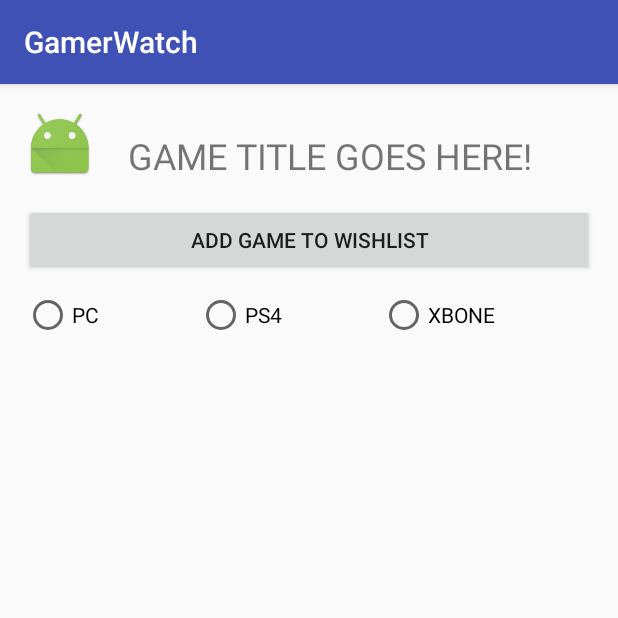
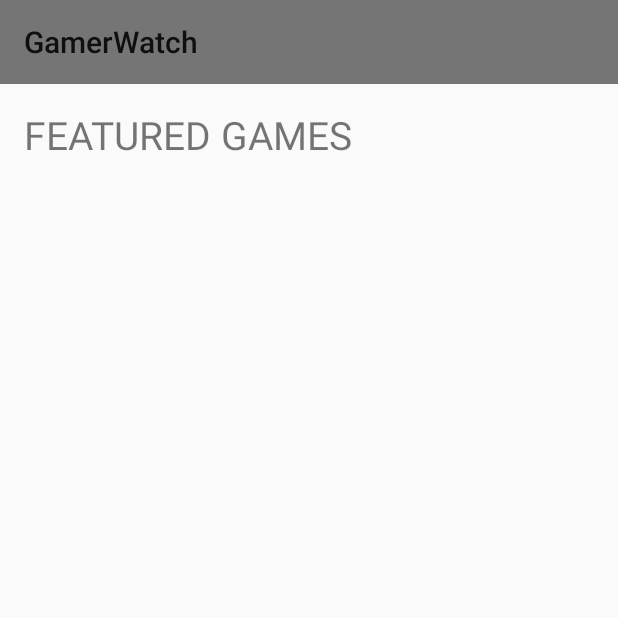
Before and after one commit to BryanTai/GamerWatch, an Android app: the screen it shows after launch (MainActivity), on a phone screen of 412 x 824 dp, the top half of it. Run offline under Robolectric (Android 15) with nearby library versions, the phone set to English and light mode, and no system bars.

Commit message:
Added toolbar to landing page

```diff
--- a/app/build.gradle
+++ b/app/build.gradle
@@ -2,7 +2,7 @@ apply plugin: 'com.android.application'
 
 android {
     compileSdkVersion 23
-    buildToolsVersion "23.0.1"
+    buildToolsVersion '23.0.2'
     defaultConfig {
         applicationId 'com.parallelfalchion.gamerwatch'
         minSdkVersion 15
@@ -32,6 +32,5 @@ dependencies {
     compile 'com.google.firebase:firebase-database:9.6.0'
     compile 'com.google.firebase:firebase-storage:9.6.0'
     compile 'com.google.firebase:firebase-core:9.6.0'
-
 }
 apply plugin: 'com.google.gms.google-services'
--- a/app/src/main/AndroidManifest.xml
+++ b/app/src/main/AndroidManifest.xml
@@ -7,7 +7,7 @@
         android:icon="@mipmap/ic_launcher"
         android:label="@string/app_name"
         android:supportsRtl="true"
-        android:theme="@style/AppTheme">
+        android:theme="@style/Theme.AppCompat.Light.NoActionBar">
         <activity android:name="com.parallelfalchion.gamerwatch.controllers.MainActivity">
             <intent-filter>
                 <action android:name="android.intent.action.MAIN" />
@@ -15,6 +15,10 @@
                 <category android:name="android.intent.category.LAUNCHER" />
             </intent-filter>
         </activity>
+        <activity android:name="com.parallelfalchion.gamerwatch.controllers.SingleGameActivity">
+
+        </activity>
+
     </application>
 
 </manifest>
--- a/app/src/main/java/com/parallelfalchion/gamerwatch/controllers/MainActivity.java
+++ b/app/src/main/java/com/parallelfalchion/gamerwatch/controllers/MainActivity.java
@@ -1,17 +1,30 @@
 package com.parallelfalchion.gamerwatch.controllers;
 
+
+import android.os.Bundle;
 import android.support.v7.app.AppCompatActivity;
-import android.os.Bundle;
+import android.support.v7.widget.Toolbar;
+import android.widget.ListView;
 
 import com.parallelfalchion.gamerwatch.R;
 
 public class MainActivity extends AppCompatActivity {
 
+    ListView featuredGames;
+
     @Override
     protected void onCreate(Bundle savedInstanceState) {
         super.onCreate(savedInstanceState);
+        setContentView(R.layout.landing_page);
 
-        //TODO This should be R.layout.landing_page.xml
-        setContentView(R.layout.single_game);
+        Toolbar myToolbar = (Toolbar) findViewById(R.id.main_toolbar);
+        setSupportActionBar(myToolbar);
+
+        populateFeaturedGames();
+    }
+
+    private void populateFeaturedGames() {
+        featuredGames = (ListView) findViewById(R.id.featuredList);
+
     }
 }
--- a/app/src/main/res/layout/landing_page.xml
+++ b/app/src/main/res/layout/landing_page.xml
@@ -1,18 +1,50 @@
 <?xml version="1.0" encoding="utf-8"?>
 <RelativeLayout xmlns:android="http://schemas.android.com/apk/res/android"
     xmlns:tools="http://schemas.android.com/tools"
+    xmlns:app="http://schemas.android.com/apk/res-auto"
     android:id="@+id/activity_main"
     android:layout_width="match_parent"
     android:layout_height="match_parent"
     android:paddingBottom="@dimen/activity_vertical_margin"
-    android:paddingLeft="@dimen/activity_horizontal_margin"
-    android:paddingRight="@dimen/activity_horizontal_margin"
-    android:paddingTop="@dimen/activity_vertical_margin"
     tools:context="com.parallelfalchion.gamerwatch.controllers.MainActivity">
 
-    <TextView
-        android:layout_width="wrap_content"
-        android:layout_height="wrap_content"
-        android:text="Hello World!" />
+    <android.support.v7.widget.Toolbar
+        android:layout_width="match_parent"
+        android:layout_height="?attr/actionBarSize"
+        android:background="?attr/colorPrimaryDark"
+        android:theme="@style/ThemeOverlay.AppCompat.ActionBar"
+        app:popupTheme="@style/ThemeOverlay.AppCompat.Light"
+        android:id="@+id/main_toolbar"
+        android:layout_alignParentTop="true"/>
+
+
+    <RelativeLayout
+        android:layout_width="match_parent"
+        android:layout_height="match_parent"
+        android:paddingTop="@dimen/activity_vertical_margin"
+        android:paddingLeft="@dimen/activity_horizontal_margin"
+        android:paddingRight="@dimen/activity_horizontal_margin"
+        android:layout_below="@+id/main_toolbar">
+
+        <TextView
+            android:layout_width="wrap_content"
+            android:layout_height="wrap_content"
+            android:textAllCaps="true"
+            android:text="@string/featured_games"
+            android:textSize="26dp"
+            android:id="@+id/textView"
+            />
+
+        <ListView
+            android:layout_width="match_parent"
+            android:layout_height="match_parent"
+            android:layout_below="@+id/textView"
+            android:layout_centerHorizontal="true"
+            android:layout_marginTop="20dp"
+            android:id="@+id/featuredList"/>
+    </RelativeLayout>
+
+
+
 
 </RelativeLayout>
--- a/app/src/main/res/values/strings.xml
+++ b/app/src/main/res/values/strings.xml
@@ -5,4 +5,5 @@
     <string name="pc">PC</string>
     <string name="ps4">PS4</string>
     <string name="xbox1">XBONE</string>
+    <string name="featured_games">Featured games</string>
 </resources>
```
